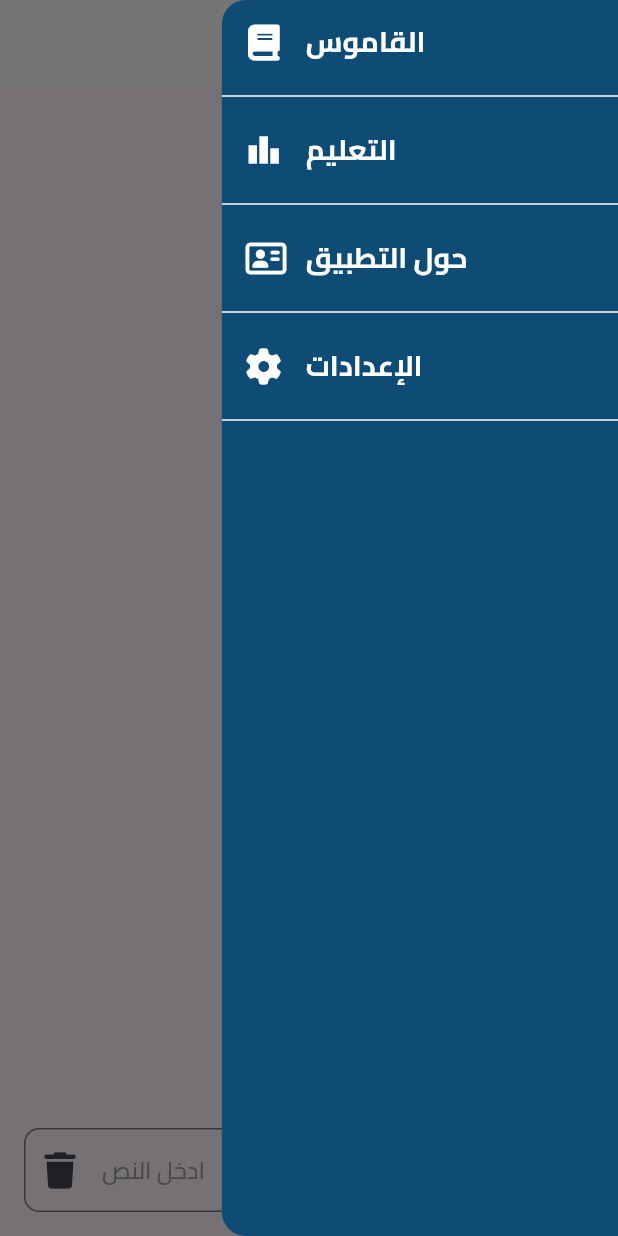
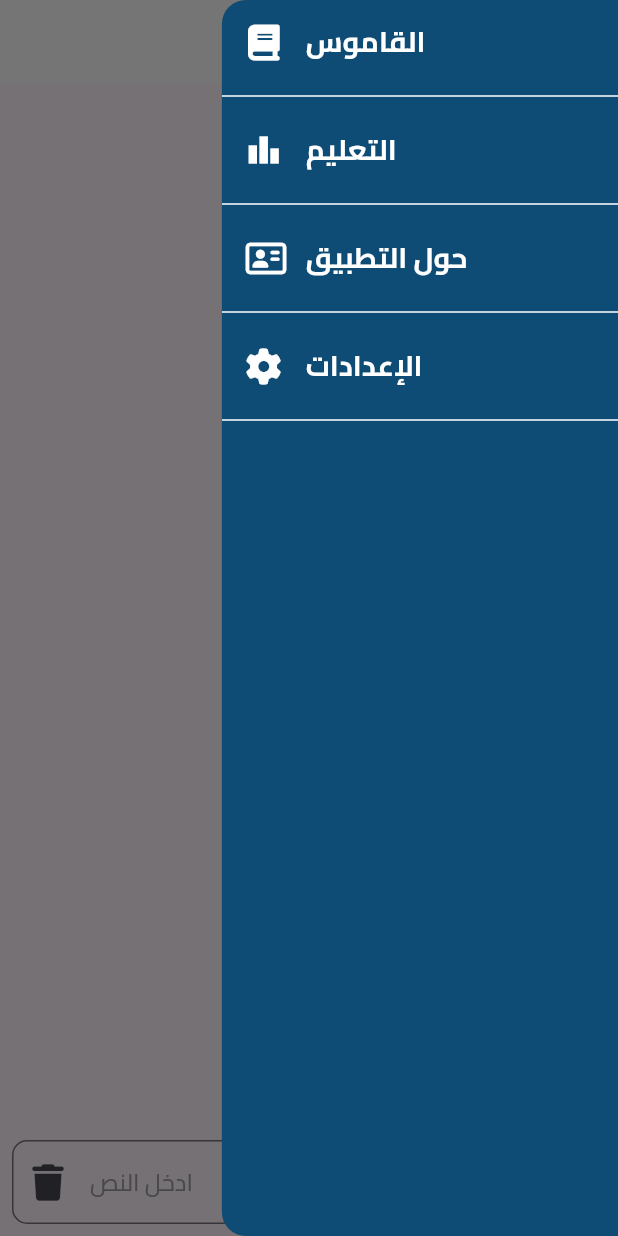
Before and after one commit to MahmoudYasserElbanna/flutter_sign_language_gp_app, a Flutter app: the LandingView screen opened by its route, with the side drawer open, on a phone screen of 412 x 824 dp. Run offline on Flutter 3.47's test engine with Material 3 defaults, Android fonts, the phone set to English and light mode, and no system bars; our stand-ins replace cloud_firestore, firebase_core, flutter_screenutil, font_awesome_flutter; accounts and stored records are empty.

Commit message:
refactor code

```diff
--- a/lib/Views/landing_view.dart
+++ b/lib/Views/landing_view.dart
@@ -1,15 +1,14 @@
 import 'package:flutter/material.dart';
-import 'package:font_awesome_flutter/font_awesome_flutter.dart';
-import 'package:sign_language_gp_app/Views/dictionary_view.dart';
-import 'package:sign_language_gp_app/Views/setting_view.dart';
 import 'package:sign_language_gp_app/constants.dart';
 import 'package:flutter_screenutil/flutter_screenutil.dart';
-import 'package:sign_language_gp_app/widgets/custom_list_title.dart';
+import 'package:cloud_firestore/cloud_firestore.dart';
+import 'package:sign_language_gp_app/widgets/custom_text_filed.dart';
+import 'package:sign_language_gp_app/widgets/drawer_body.dart';
 
 class LandingView extends StatelessWidget {
   LandingView({super.key});
   static String id = 'landingView';
-  final TextEditingController controller = TextEditingController();
+  final FirebaseFirestore firestore = FirebaseFirestore.instance;
   @override
   Widget build(BuildContext context) {
     return SafeArea(
@@ -22,71 +21,16 @@ class LandingView extends StatelessWidget {
         endDrawer: Drawer(
           width: 250.w,
           backgroundColor: kPrimaryColor,
-          child: ListView(
+          child: const DrawerBody(),
+        ),
+        body: Padding(
+          padding: const EdgeInsets.all(8.0),
+          child: Column(
+            mainAxisAlignment: MainAxisAlignment.end,
             children: [
-              CustomListTitle(
-                title: 'القاموس',
-                pageId: DictionaryView.id,
-                iconName: FontAwesomeIcons.book,
-              ),
-              const Divider(color: Colors.white),
-              CustomListTitle(
-                title: 'التعليم',
-                pageId: SettingView.id,
-                iconName: Icons.leaderboard,
-              ),
-              const Divider(color: Colors.white),
-              CustomListTitle(
-                title: 'حول التطبيق',
-                pageId: SettingView.id,
-                iconName: FontAwesomeIcons.addressCard,
-              ),
-              const Divider(color: Colors.white),
-              CustomListTitle(
-                title: 'الإعدادات',
-                pageId: SettingView.id,
-                iconName: FontAwesomeIcons.gear,
-              ),
-              const Divider(color: Colors.white),
+              CustomTextField(),
             ],
           ),
-        ),
-        body: Column(
-          mainAxisAlignment: MainAxisAlignment.end,
-          children: [
-            Padding(
-              padding: const EdgeInsets.all(16),
-              child: TextField(
-                controller: controller,
-                onSubmitted: (value) {},
-                decoration: InputDecoration(
-                  border: const OutlineInputBorder(
-                    borderRadius: BorderRadius.all(Radius.circular(10)),
-                  ),
-                  hintText: 'ادخل النص',
-                  hintStyle: const TextStyle(
-                    color: Colors.grey,
-                  ),
-                  prefixIcon: IconButton(
-                    icon: const Icon(
-                      FontAwesomeIcons.trash,
-                    ),
-                    onPressed: () {
-                      controller.clear();
-                    },
-                  ),
-                  suffixIcon: IconButton(
-                    icon: const Icon(
-                      FontAwesomeIcons.microphone,
-                    ),
-                    onPressed: () {
-                      //TODO: Implement Speech To Text Code.
-                    },
-                  ),
-                ),
-              ),
-            ),
-          ],
         ),
       ),
     );
--- /dev/null
+++ b/lib/widgets/custom_text_filed.dart
@@ -0,0 +1,43 @@
+import 'package:flutter/material.dart';
+import 'package:font_awesome_flutter/font_awesome_flutter.dart';
+
+class CustomTextField extends StatelessWidget {
+  CustomTextField({
+    super.key,
+  });
+  final TextEditingController controller = TextEditingController();
+  @override
+  Widget build(BuildContext context) {
+    return TextField(
+      controller: controller,
+      onSubmitted: (value) {
+        //TODO : Implement Speech To Text Code That will retrive the Video.
+      },
+      decoration: InputDecoration(
+        border: const OutlineInputBorder(
+          borderRadius: BorderRadius.all(Radius.circular(10)),
+        ),
+        hintText: 'ادخل النص',
+        hintStyle: const TextStyle(
+          color: Colors.grey,
+        ),
+        prefixIcon: IconButton(
+          icon: const Icon(
+            FontAwesomeIcons.trash,
+          ),
+          onPressed: () {
+            controller.clear();
+          },
+        ),
+        suffixIcon: IconButton(
+          icon: const Icon(
+            FontAwesomeIcons.microphone,
+          ),
+          onPressed: () {
+            //TODO: Implement Speech To Text Code.
+          },
+        ),
+      ),
+    );
+  }
+}
--- /dev/null
+++ b/lib/widgets/drawer_body.dart
@@ -0,0 +1,41 @@
+import 'package:flutter/material.dart';
+import 'package:font_awesome_flutter/font_awesome_flutter.dart';
+import 'package:sign_language_gp_app/Views/dictionary_view.dart';
+import 'package:sign_language_gp_app/Views/setting_view.dart';
+import 'package:sign_language_gp_app/widgets/custom_list_title.dart';
+
+class DrawerBody extends StatelessWidget {
+  const DrawerBody({super.key});
+
+  @override
+  Widget build(BuildContext context) {
+    return ListView(
+      children: [
+        CustomListTitle(
+          title: 'القاموس',
+          pageId: DictionaryView.id,
+          iconName: FontAwesomeIcons.book,
+        ),
+        const Divider(color: Colors.white),
+        CustomListTitle(
+          title: 'التعليم',
+          pageId: SettingView.id,
+          iconName: Icons.leaderboard,
+        ),
+        const Divider(color: Colors.white),
+        CustomListTitle(
+          title: 'حول التطبيق',
+          pageId: SettingView.id,
+          iconName: FontAwesomeIcons.addressCard,
+        ),
+        const Divider(color: Colors.white),
+        CustomListTitle(
+          title: 'الإعدادات',
+          pageId: SettingView.id,
+          iconName: FontAwesomeIcons.gear,
+        ),
+        const Divider(color: Colors.white),
+      ],
+    );
+  }
+}
```
